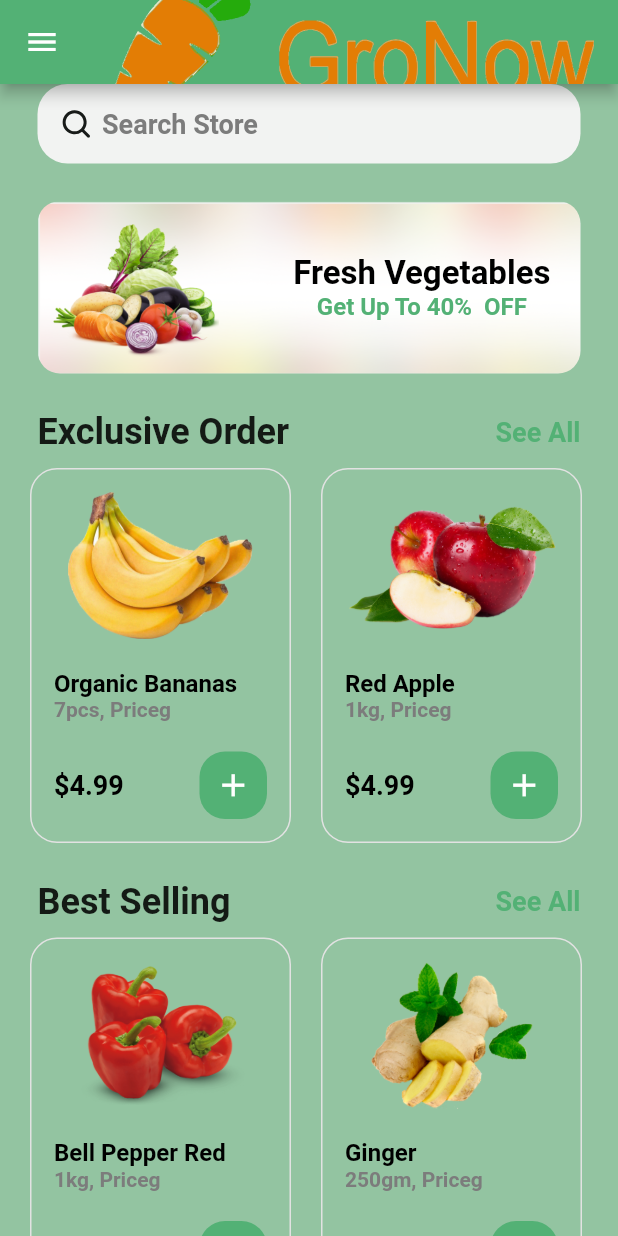
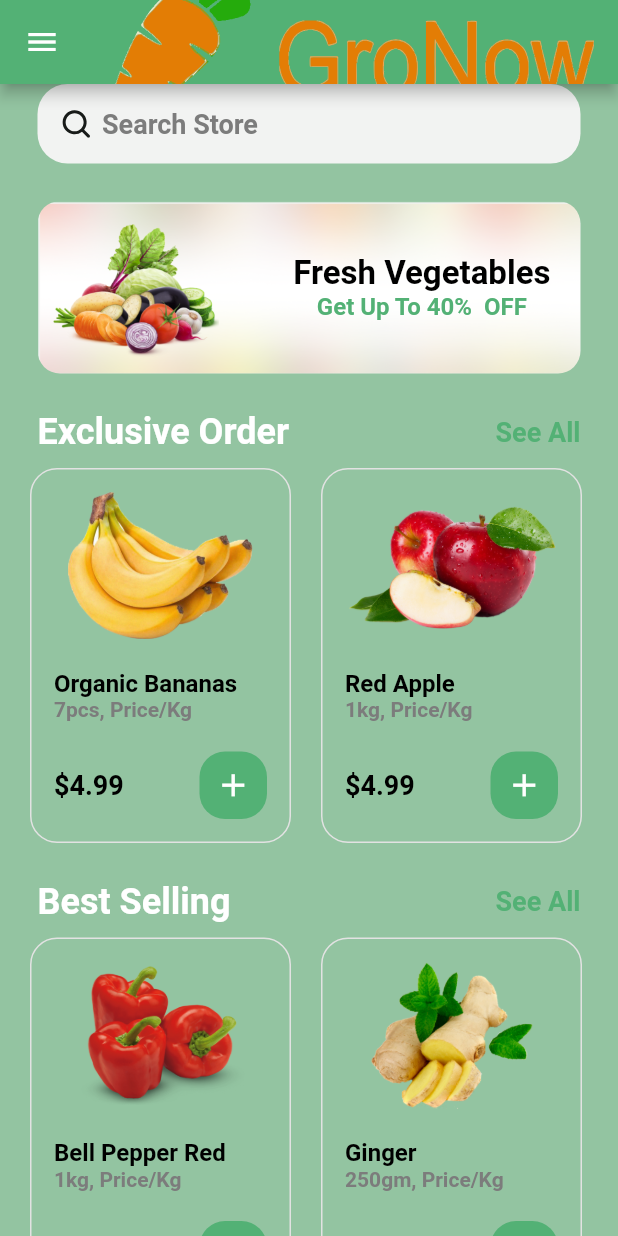
Before and after one commit to GroNowICM/GroNow, a Flutter app: the HomeScreen screen opened directly, on a phone screen of 412 x 824 dp. Run offline on Flutter 3.47's test engine with Material 2 defaults, Android fonts, the phone set to English and light mode, and no system bars; our stand-ins replace camera, email_validator, flutter_blue, flutter_svg, google_maps_flutter, location and 2 more; missing offline and left inert: flutter_beacon, qr_code_scanner; accounts and stored records are empty.

```diff
--- a/gronow/lib/models/grocery_item.dart
+++ b/gronow/lib/models/grocery_item.dart
@@ -14,32 +14,32 @@ class GroceryItem {
 var demoItems = [
   GroceryItem(
       name: "Organic Bananas",
-      description: "7pcs, Priceg",
+      description: "7pcs, Price/Kg",
       price: 4.99,
       imagePath: "assets/images/grocery_images/banana.png"),
   GroceryItem(
       name: "Red Apple",
-      description: "1kg, Priceg",
+      description: "1kg, Price/Kg",
       price: 4.99,
       imagePath: "assets/images/grocery_images/apple.png"),
   GroceryItem(
       name: "Bell Pepper Red",
-      description: "1kg, Priceg",
+      description: "1kg, Price/Kg",
       price: 4.99,
       imagePath: "assets/images/grocery_images/pepper.png"),
   GroceryItem(
       name: "Ginger",
-      description: "250gm, Priceg",
+      description: "250gm, Price/Kg",
       price: 4.99,
       imagePath: "assets/images/grocery_images/ginger.png"),
   GroceryItem(
       name: "Ginger",
-      description: "250gm, Priceg",
+      description: "250gm, Price/Kg",
       price: 4.99,
       imagePath: "assets/images/grocery_images/beef.png"),
   GroceryItem(
       name: "Ginger",
-      description: "250gm, Priceg",
+      description: "250gm, Price/Kg",
       price: 4.99,
       imagePath: "assets/images/grocery_images/chicken.png"),
 ];
--- a/gronow/lib/screens/home/grocery_featured_Item_widget.dart
+++ b/gronow/lib/screens/home/grocery_featured_Item_widget.dart
@@ -12,8 +12,8 @@ class GroceryFeaturedItem {
 }
 
 var groceryFeaturedItems = [
-  GroceryFeaturedItem("Pulses", "assets/images/pulses.png"),
-  GroceryFeaturedItem("Rise", "assets/images/rise.png"),
+  GroceryFeaturedItem("Legumes", "assets/images/pulses.png"),
+  GroceryFeaturedItem("Rice", "assets/images/rise.png"),
 ];
 
 class GroceryFeaturedCard extends StatelessWidget {
--- a/gronow/lib/screens/home/home_screen.dart
+++ b/gronow/lib/screens/home/home_screen.dart
@@ -49,7 +49,10 @@ class HomeScreen extends StatelessWidget {
                 children: [
                   ListTile(
                     leading: const Icon(Icons.camera_alt_outlined),
-                    title: const Text('Camera'),
+                    title: const Text(
+                      'Camera',
+                      style: TextStyle(color: Colors.black),
+                    ),
                     onTap: () {
                       Navigator.pop(context);
                       Navigator.of(context).push(MaterialPageRoute(
@@ -61,7 +64,10 @@ class HomeScreen extends StatelessWidget {
                   ),
                   ListTile(
                     leading: const Icon(Icons.map_outlined),
-                    title: const Text('Map'),
+                    title: const Text(
+                      'Map',
+                      style: TextStyle(color: Colors.black),
+                    ),
                     onTap: () {
                       Navigator.pop(context);
                       Navigator.of(context).push(MaterialPageRoute(
@@ -72,7 +78,10 @@ class HomeScreen extends StatelessWidget {
                     },
                   ),
                   ListTile(
-                    title: const Text('Courier Beacon'),
+                    title: const Text(
+                      'Courier Beacon',
+                      style: TextStyle(color: Colors.black),
+                    ),
                     onTap: () {
                       Navigator.pop(context);
                       Navigator.of(context).push(MaterialPageRoute(
@@ -83,7 +92,10 @@ class HomeScreen extends StatelessWidget {
                     },
                   ),
                   ListTile(
-                    title: const Text('Client Beacon'),
+                    title: const Text(
+                      'Client Beacon',
+                      style: TextStyle(color: Colors.black),
+                    ),
                     onTap: () {
                       Navigator.pop(context);
                       Navigator.of(context).push(MaterialPageRoute(
@@ -94,7 +106,10 @@ class HomeScreen extends StatelessWidget {
                     },
                   ),
                   ListTile(
-                    title: const Text('Item 2'),
+                    title: const Text(
+                      'Item 2',
+                      style: TextStyle(color: Colors.black),
+                    ),
                     onTap: () {
                       // Update the state of the app
                       // ...
--- a/gronow/lib/styles/theme.dart
+++ b/gronow/lib/styles/theme.dart
@@ -4,8 +4,8 @@ import 'package:gronow/styles/colors.dart';
 String gilroyFontFamily = "Gilroy";
 
 ThemeData themeData = ThemeData(
-  //colorScheme:
-  //    themeData.colorScheme.copyWith(secondary: AppColors.primaryColor),
+  colorScheme:
+      themeData.colorScheme.copyWith(secondary: AppColors.primaryColor),
   fontFamily: gilroyFontFamily,
   visualDensity: VisualDensity.adaptivePlatformDensity,
 );
```
Also changed, not shown: gronow/lib/app.dart (+8 -1 lines), gronow/lib/screens/cart/cart_screen.dart (+5 -10 lines), gronow/lib/screens/order_accepted_screen.dart (+12 -0 lines), gronow/lib/screens/order_failed_dialog.dart (+10 -5 lines), gronow/lib/screens/product_details/product_details_screen.dart (+6 -1 lines), gronow/lib/widgets/chart_item_widget.dart (+16 -2 lines).
